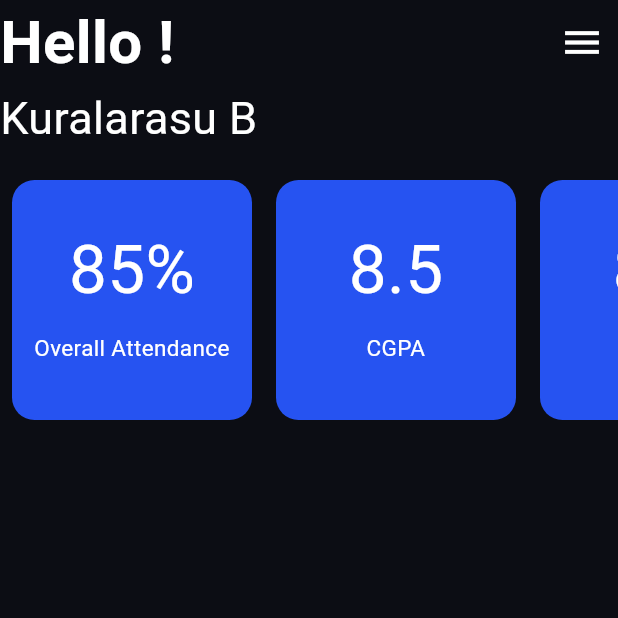
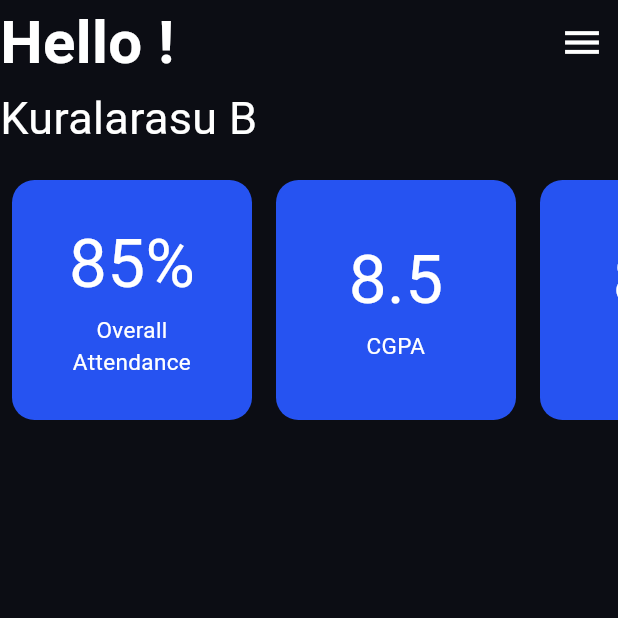
Before and after one commit to Kural002/nexed, a Flutter app: the HomePage screen opened by its route, on a phone screen of 412 x 824 dp, the top half of it. Run offline on Flutter 3.47's test engine with Material 3 defaults, Android fonts, the light colour scheme and no system bars; our stand-ins replace get_it, go_router, iconsax_flutter; Roboto replaces fonts that are missing (futura).

Commit message:
home page UI

```diff
--- a/lib/pages/home_screen/home_page.dart
+++ b/lib/pages/home_screen/home_page.dart
@@ -90,7 +90,7 @@ class HomePage extends StatelessWidget {
               ),
             ),
             Padding(
-              padding: const EdgeInsets.all(10.0),
+              padding: const EdgeInsets.fromLTRB(15,2,15,5),
               child: Text(
                 label,
                 textAlign: TextAlign.center,
```
